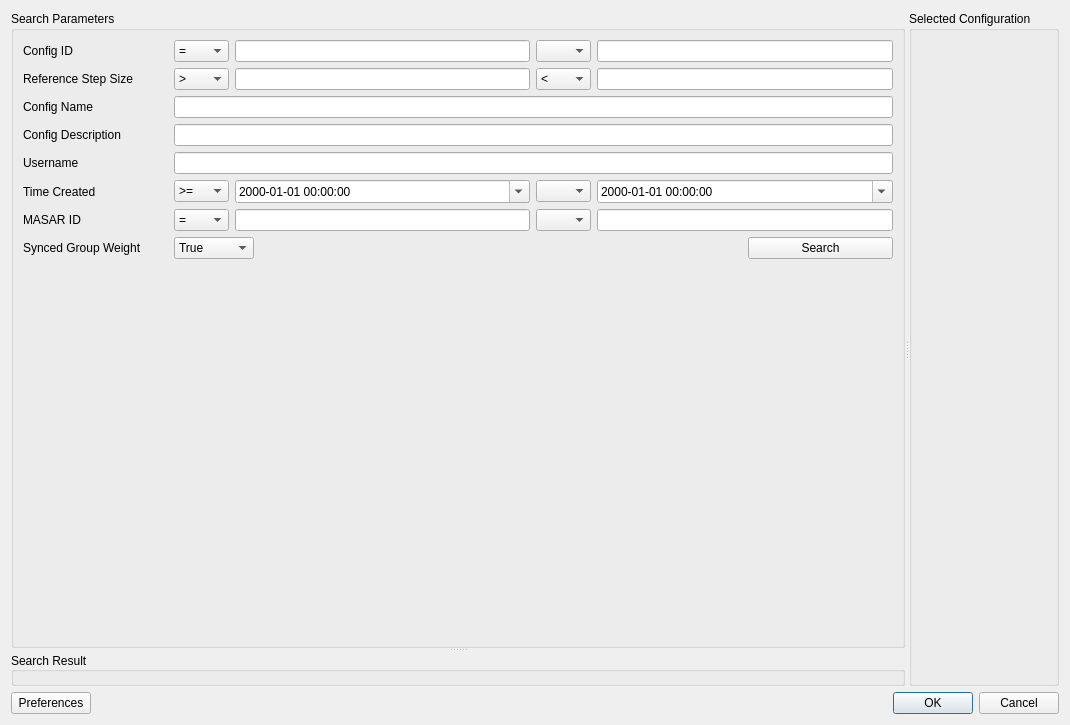
Above: aphla/gui/TinkerUtils/ui_tinkerConfigDBSelector.ui from NSLS-II/aphla before the change. Below: the same form after it.
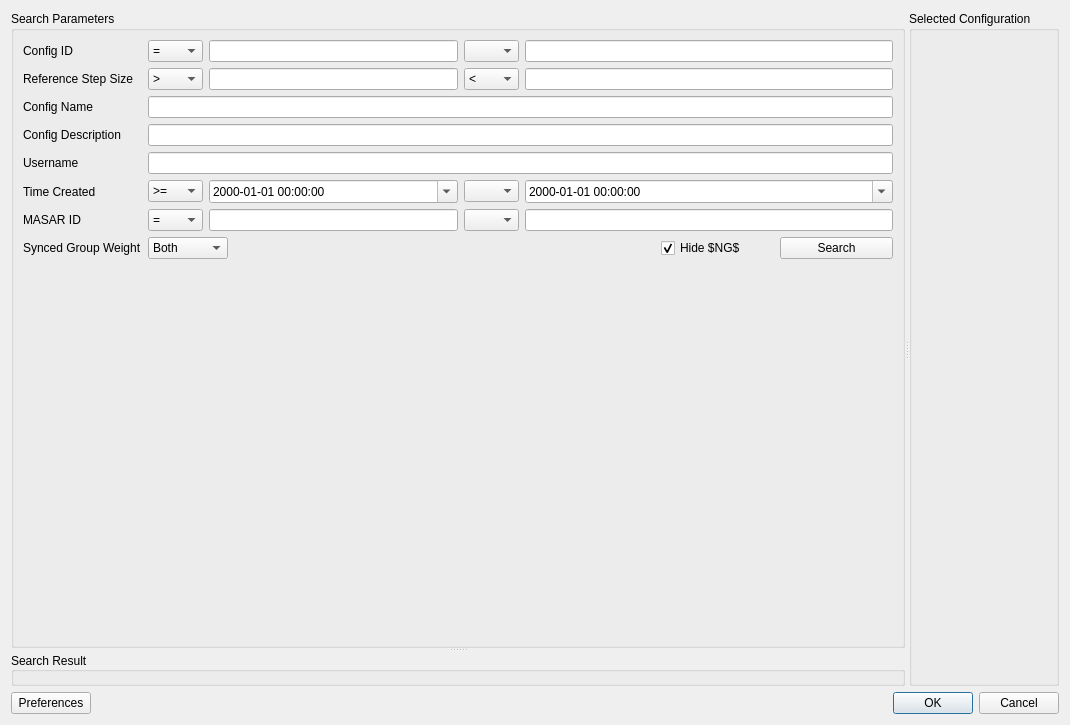
That is the form after the change.

Diff of the .ui file:
```diff
--- a/aphla/gui/TinkerUtils/ui_tinkerConfigDBSelector.ui
+++ b/aphla/gui/TinkerUtils/ui_tinkerConfigDBSelector.ui
@@ -143,7 +143,7 @@
           </item>
          </widget>
         </item>
-        <item row="0" column="5" colspan="2">
+        <item row="0" column="5" colspan="3">
          <widget class="QLineEdit" name="lineEdit_config_id_2"/>
         </item>
         <item row="1" column="0">
@@ -224,7 +224,7 @@
           </item>
          </widget>
         </item>
-        <item row="1" column="5" colspan="2">
+        <item row="1" column="5" colspan="3">
          <widget class="QLineEdit" name="lineEdit_ref_step_size_2"/>
         </item>
         <item row="2" column="0">
@@ -234,7 +234,7 @@
           </property>
          </widget>
         </item>
-        <item row="2" column="1" colspan="6">
+        <item row="2" column="1" colspan="7">
          <widget class="QLineEdit" name="lineEdit_config_name"/>
         </item>
         <item row="3" column="0">
@@ -244,7 +244,7 @@
           </property>
          </widget>
         </item>
-        <item row="3" column="1" colspan="6">
+        <item row="3" column="1" colspan="7">
          <widget class="QLineEdit" name="lineEdit_config_description"/>
         </item>
         <item row="4" column="0">
@@ -254,7 +254,7 @@
           </property>
          </widget>
         </item>
-        <item row="4" column="1" colspan="6">
+        <item row="4" column="1" colspan="7">
          <widget class="QLineEdit" name="lineEdit_username"/>
         </item>
         <item row="5" column="0">
@@ -349,7 +349,7 @@
           </item>
          </widget>
         </item>
-        <item row="5" column="5" colspan="2">
+        <item row="5" column="5" colspan="3">
          <widget class="QDateTimeEdit" name="dateTimeEdit_time_created_2">
           <property name="displayFormat">
            <string>yyyy-MM-dd HH:mm:ss</string>
@@ -444,7 +444,7 @@
           </item>
          </widget>
         </item>
-        <item row="6" column="5" colspan="2">
+        <item row="6" column="5" colspan="3">
          <widget class="QLineEdit" name="lineEdit_masar_id_2"/>
         </item>
         <item row="7" column="0">
@@ -469,7 +469,7 @@
            </size>
           </property>
           <property name="currentIndex">
-           <number>0</number>
+           <number>2</number>
           </property>
           <property name="sizeAdjustPolicy">
            <enum>QComboBox::AdjustToContents</enum>
@@ -508,6 +508,19 @@
          </spacer>
         </item>
         <item row="7" column="6">
+         <widget class="QCheckBox" name="checkBox_hide_NG">
+          <property name="toolTip">
+           <string>Exclude configs marked as &quot;No Good&quot; ($NG$ in Config Name)</string>
+          </property>
+          <property name="text">
+           <string>Hide $NG$</string>
+          </property>
+          <property name="checked">
+           <bool>true</bool>
+          </property>
+         </widget>
+        </item>
+        <item row="7" column="7">
          <widget class="QPushButton" name="pushButton_search">
           <property name="text">
            <string>Search</string>
```
